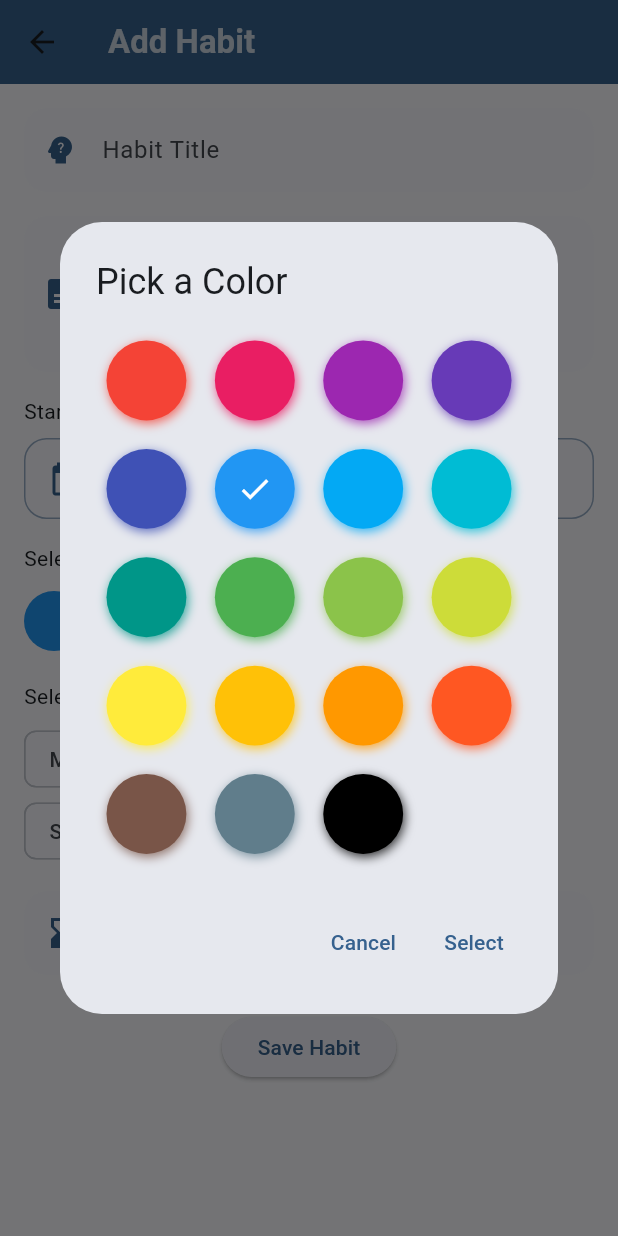
After one commit to sz-adam/habit_tracker, a Flutter app: the AddHabit screen opened directly, after a tap on "Pick of Color", on a phone screen of 412 x 824 dp. The commit adds this screen. Run offline on Flutter 3.47's test engine with Material 3 defaults, Android fonts, the phone set to English and light mode, and no system bars; drawn by our look-alikes of flutter_colorpicker; our stand-ins replace flutter_riverpod, hive, hive_flutter, table_calendar; accounts and stored records are empty.

Commit message:
create color picker and add to habit

```diff
--- a/lib/model/habit_model.dart
+++ b/lib/model/habit_model.dart
@@ -3,7 +3,7 @@ import 'dart:ui';
 class Habit {
   String title;
   String? description;
-  //Color color;
+  Color color;
   List<int>? selectedDays;
   int? durationMinutes;
   DateTime startDate;
@@ -11,7 +11,7 @@ class Habit {
   Habit({
     required this.title,
     this.description,
-    // required this.color,
+     required this.color,
     this.selectedDays,
     this.durationMinutes,
     required this.startDate,
--- a/lib/riverpod/habit_provider.dart
+++ b/lib/riverpod/habit_provider.dart
@@ -1,3 +1,5 @@
+import 'dart:ui';
+
 import 'package:flutter_riverpod/flutter_riverpod.dart';
 
 import '../model/habit_model.dart';
@@ -10,6 +12,7 @@ class HabitNotifier extends StateNotifier<Habit?> {
   void saveHabit(
     String title,
     String description,
+  Color color,
     List<int> selectedDays,
     int? durationMinutes,
     DateTime startDate,
@@ -17,6 +20,7 @@ class HabitNotifier extends StateNotifier<Habit?> {
     final habit = Habit(
       title: title,
       description: description,
+      color: color,
       selectedDays: selectedDays,
       durationMinutes: durationMinutes,
       startDate: startDate,
--- a/lib/screens/add_habit.dart
+++ b/lib/screens/add_habit.dart
@@ -4,6 +4,7 @@ import 'package:habit_tracker/widget/input_field.dart';
 import 'package:intl/intl.dart';
 import '../riverpod/date_provider.dart';
 import '../riverpod/habit_provider.dart';
+import '../widget/color_picker.dart';
 import '../widget/day/date_picker.dart';
 import '../widget/day/day_selector.dart';
 
@@ -19,6 +20,7 @@ class _AddHabitState extends ConsumerState<AddHabit> {
   final _descriptionController = TextEditingController();
   List<int> _selectedDays = [];
   int? _durationMinutes;
+  Color _selectedColor = Colors.blue;
 
   @override
   Widget build(BuildContext context) {
@@ -62,15 +64,18 @@ class _AddHabitState extends ConsumerState<AddHabit> {
               },
             ),
             SizedBox(height: 16),
+            //Szin választás
             Text('Select Habit Color:'),
             SizedBox(height: 8),
-            Row(
-              children: [
-                CircleAvatar(backgroundColor: Colors.blue),
-                SizedBox(width: 8),
-                Text('(Color picker here – implement later)'),
-              ],
+            ColorPicker(
+              selectedColor: _selectedColor,
+              onColorChanged: (color) {
+                setState(() {
+                  _selectedColor = color;
+                });
+              },
             ),
+
             SizedBox(height: 16),
             Text('Select Days to Repeat (optional):'),
             SizedBox(height: 8),
@@ -133,7 +138,7 @@ class _AddHabitState extends ConsumerState<AddHabit> {
   void _saveHabit(DateTime selectedDate) {
     final title = _titleController.text.trim();
     final description = _descriptionController.text.trim();
-
+    final color = _selectedColor;
     final days = _selectedDays;
 
     final duration = _durationMinutes;
@@ -141,11 +146,12 @@ class _AddHabitState extends ConsumerState<AddHabit> {
     // Mentés a Riverpod provider-be
     ref
         .read(habitProvider.notifier)
-        .saveHabit(title, description, days, duration, selectedDate);
+        .saveHabit(title, description,color, days, duration, selectedDate, );
 
     print('--- Habit Saved ---');
     print('Title: $title');
     print('Description: $description');
+    print('Color: $color');
     print('Days: ${days.isEmpty ? 'None selected' : days.join(', ')}');
     print('Duration: ${duration ?? 'Not specified'} minutes');
     print('Start Date: ${DateFormat.yMMMd().format(selectedDate)}');
--- /dev/null
+++ b/lib/widget/color_picker.dart
@@ -0,0 +1,90 @@
+import 'package:flutter/material.dart';
+import 'package:flutter_colorpicker/flutter_colorpicker.dart';
+
+class ColorPicker extends StatelessWidget {
+  final Color selectedColor;
+  final ValueChanged<Color> onColorChanged;
+
+  const ColorPicker({
+    super.key,
+    required this.selectedColor,
+    required this.onColorChanged,
+  });
+
+  @override
+  Widget build(BuildContext context) {
+    return Row(
+      children: [
+        CircleAvatar(backgroundColor: selectedColor, radius: 20),
+        SizedBox(width: 8),
+        ElevatedButton(
+          onPressed: () => _openColorPickerDialog(context),
+          child: Text("Pick of Color"),
+        ),
+      ],
+    );
+  }
+
+  void _openColorPickerDialog(BuildContext context) async {
+    Color pickedColor =
+        await showDialog(
+          context: context,
+          builder: (BuildContext context) {
+            return ColorPickerDialog(currentColor: selectedColor);
+          },
+        ) ??
+        selectedColor;
+
+    onColorChanged(pickedColor);
+  }
+}
+
+class ColorPickerDialog extends StatefulWidget {
+  final Color currentColor;
+
+  const ColorPickerDialog({super.key, required this.currentColor});
+
+  @override
+  _ColorPickerDialogState createState() => _ColorPickerDialogState();
+}
+
+class _ColorPickerDialogState extends State<ColorPickerDialog> {
+  late Color _selectedColor;
+
+  @override
+  void initState() {
+    super.initState();
+    _selectedColor = widget.currentColor;
+  }
+
+  @override
+  Widget build(BuildContext context) {
+    return AlertDialog(
+      title: Text("Pick a Color"),
+      content: SingleChildScrollView(
+        child: BlockPicker(
+          pickerColor: _selectedColor,
+          onColorChanged: (color) {
+            setState(() {
+              _selectedColor = color;
+            });
+          },
+        ),
+      ),
+      actions: [
+        TextButton(
+          onPressed: () {
+            Navigator.of(context).pop();
+          },
+          child: Text("Cancel"),
+        ),
+        TextButton(
+          onPressed: () {
+            Navigator.of(context).pop(_selectedColor);
+          },
+          child: Text("Select"),
+        ),
+      ],
+    );
+  }
+}
--- a/pubspec.yaml
+++ b/pubspec.yaml
@@ -40,6 +40,8 @@ dependencies:
   hive_flutter: ^1.1.0
   hive: ^2.2.3
   intl: ^0.20.2
+  flutter_colorpicker: ^1.1.0
+  flutter_iconpicker: ^3.3.3
 
 dev_dependencies:
   flutter_test:
```
Also changed, not shown: pubspec.lock.
